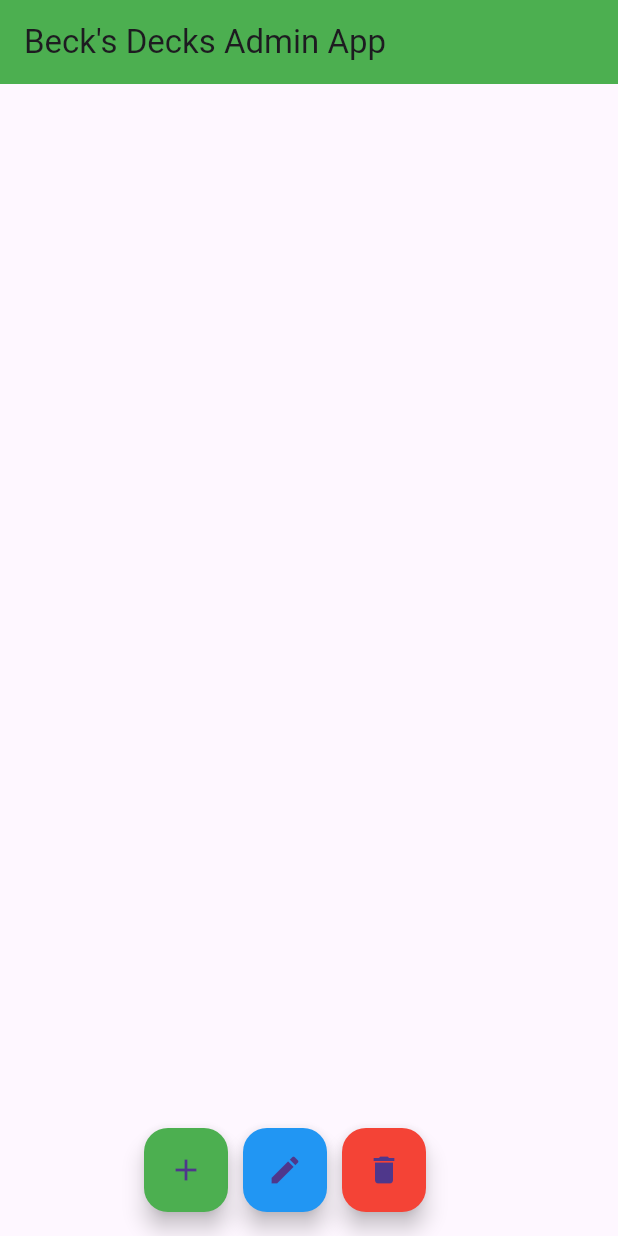
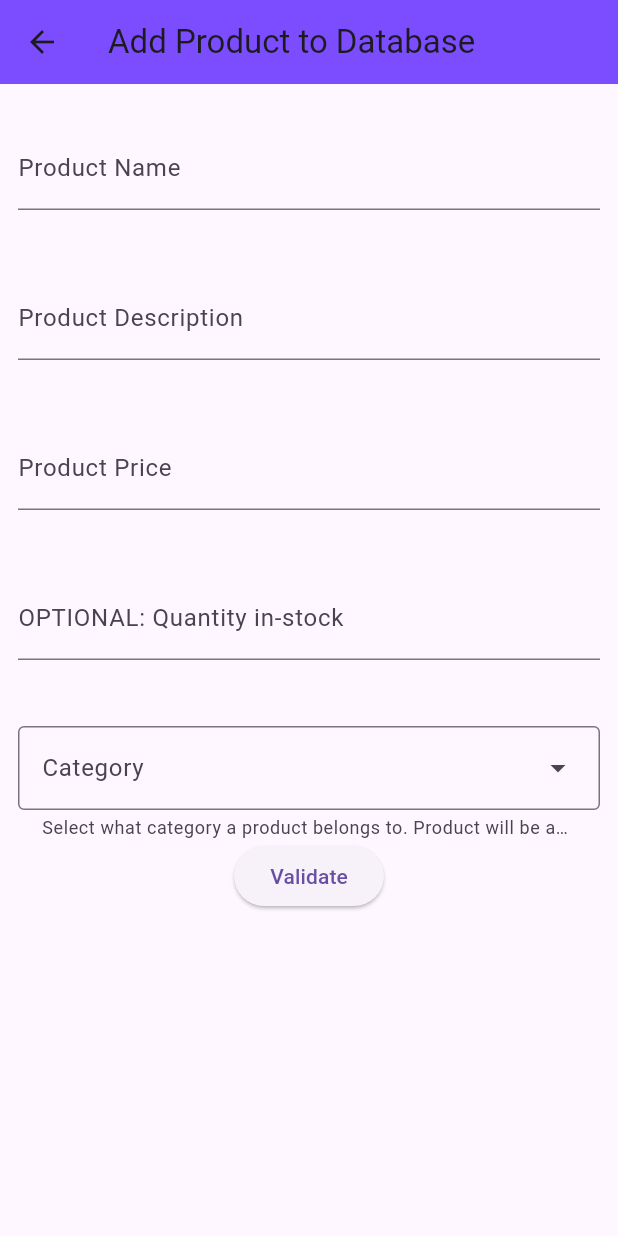
Before and after one commit to IzikMartinez/BecksDecksAdministratorApp, a Flutter app: the screen it shows after launch, after a tap on the "add" icon, on a phone screen of 412 x 824 dp. Run offline on Flutter 3.47's test engine with Material 3 defaults, Android fonts, the phone set to English and light mode, and no system bars; our stand-ins replace supabase_flutter; accounts and stored records are empty.

Commit message:
product insertion working

```diff
--- /dev/null
+++ b/lib/add_product.dart
@@ -0,0 +1,200 @@
+import 'package:flutter/material.dart';
+import 'package:supabase_flutter/supabase_flutter.dart';
+
+import 'constants.dart';
+import 'main.dart';
+
+class AddProductDB extends StatefulWidget {
+  const AddProductDB({super.key});
+
+  @override
+  _AddProductDBState createState() => _AddProductDBState();
+}
+
+class _AddProductDBState extends State<AddProductDB> {
+  final _nameController = TextEditingController();
+  final _descController = TextEditingController();
+  final _priceController = TextEditingController();
+  final _stockController = TextEditingController();
+  final _categoryController = TextEditingController();
+
+  Future<void> insertProduct() async {
+    await supabase
+        .from('PRODUCTS')
+        .insert({
+          'name': _nameController.text,
+          'desc': _descController.text,
+          'price': _priceController.text,
+          'category': _categoryController.text
+    });
+  }
+
+  var _loading = false;
+  final _formKey = GlobalKey<FormState>();
+  @override
+  Widget build(BuildContext context) {
+    return Scaffold(
+      appBar: AppBar(
+          title: const Text('Add Product to Database'),
+          backgroundColor: Colors.deepPurpleAccent,
+      ),
+      body: _loading
+          ? const Center(child: CircularProgressIndicator(),)
+          : Padding(
+        padding: const EdgeInsets.symmetric(vertical: 28, horizontal: 12),
+        child: Form(
+          key: _formKey,
+          child: Column(
+            children: [
+              SizedBox(
+                width: 500,
+                height: 100,
+                child:
+              TextFormField(
+                controller: _nameController,
+                decoration: const InputDecoration(labelText: 'Product Name'),
+                validator: (value) {
+                  if(value == null || value.isEmpty) {
+                    return "Enter the name of the product";
+                  }
+                  return null;
+                },
+              ),),
+              SizedBox(
+                width: 500,
+                height: 100,
+                child: TextFormField(
+                controller: _descController,
+                decoration: const InputDecoration(labelText: "Product Description"),
+                validator: (value) {
+                  if(value == null || value.isEmpty) {
+                    return "Enter a description for the product";
+                  }
+                  return null;
+                },
+              ),
+              ),
+              SizedBox(
+                width: 500,
+                height: 100,
+                child: TextFormField(
+                  controller: _priceController,
+                  decoration: const InputDecoration(labelText: "Product Price"),
+                  keyboardType: TextInputType.number,
+                  validator: (value) {
+                    if(value == null || value.isEmpty) {
+                      return "Enter the price for the product (numbers only, no dollar signs)";
+                    }
+                    return null;
+                  },
+                ),
+              ),
+              SizedBox(
+                width: 500,
+                height: 100,
+                child: TextFormField(
+                  controller: _stockController,
+                  decoration: const InputDecoration(labelText: "OPTIONAL: Quantity in-stock"),
+                  keyboardType: TextInputType.number,
+                ),
+              ),
+              DropdownMenu(
+                onSelected: (String? value) {
+                  if(value != null) {
+                    setState(() {
+                      _categoryController.text = value;
+                    });
+                  }
+                },
+                label: const Text("Category"),
+                helperText: "Select what category a product belongs to. Product will be autosorted on the app",
+                width: 500,
+                dropdownMenuEntries: const <DropdownMenuEntry<String>>[
+                  DropdownMenuEntry(value: "magic", label: "Magic"),
+                  DropdownMenuEntry(value: "fab", label: "Flesh & Blood"),
+                  DropdownMenuEntry(value: "yugioh", label: "Yu-Gi-Oh"),
+                  DropdownMenuEntry(value: "lorcana", label: "Lorcana"),
+                  DropdownMenuEntry(value: "pokemon", label: "Pokemon"),
+                ],
+              ),
+              ElevatedButton(
+                onPressed: () {
+                  if (_formKey.currentState!.validate()) {
+                    ScaffoldMessenger.of(context)
+                        .showSnackBar(SnackBar(content: Text('''
+                          Created new product with following properties:
+                          Name: ${_nameController.text}
+                          Desc: ${_descController.text}
+                          Price: ${_priceController.text}
+                          Category: ${_categoryController.text}
+                    ''')));
+                    insertProduct();
+                  }
+                },
+                child: const Text("Validate"),
+              )
+          ],
+      )
+      )
+      )
+    );
+  }
+}
+
+/*
+class MyFormState extends State<MyForm> {
+  final _formKey = GlobalKey<FormState>();
+
+  @override
+  Widget build(BuildContext context) {
+    return Form(
+      key: _formKey,
+      child: Column(
+        crossAxisAlignment: CrossAxisAlignment.start,
+        children: <Widget>[
+          TextFormField(
+              decoration: const InputDecoration(
+            labelText: 'ID (uuid)',
+          )),
+          TextFormField(
+              decoration: const InputDecoration(
+            labelText: 'Name (text)',
+          )),
+          TextFormField(
+            decoration: const InputDecoration(
+              labelText: 'Price (float4)',
+            ),
+            keyboardType: TextInputType.number,
+          ),
+          TextFormField(
+              decoration: const InputDecoration(
+            labelText: 'Desc (text)',
+          )),
+          TextFormField(
+            decoration: const InputDecoration(
+              labelText: 'In Stock (int4)',
+            ),
+            keyboardType: TextInputType.number,
+          ),
+          TextFormField(
+              decoration: const InputDecoration(
+            labelText: 'Category (text)',
+          )),
+          Padding(
+            padding: const EdgeInsets.symmetric(vertical: 16.0),
+            child: ElevatedButton(
+              onPressed: () {
+                if (_formKey.currentState!.validate()) {
+                  ScaffoldMessenger.of(context).showSnackBar(
+                      const SnackBar(content: Text('Processing Data')));
+                }
+              },
+              child: const Text('Submit'),
+            ),
+          ),
+        ],
+      ),
+    );
+  }
+}
+*/
--- a/lib/constants.dart
+++ b/lib/constants.dart
@@ -3,5 +3,5 @@ abstract class Constants {
       String.fromEnvironment('SUPABASE_URL', defaultValue: '');
 
   static const String supabaseAnonKey =
-      String.fromEnvironment('SUPABASE_ANON_KEY', defaultValue: '');
+      String.fromEnvironment('SUPABASE_SERVICE_KEY', defaultValue: '');
 }
```
Also changed, not shown: lib/main.dart (+96 -4 lines).
